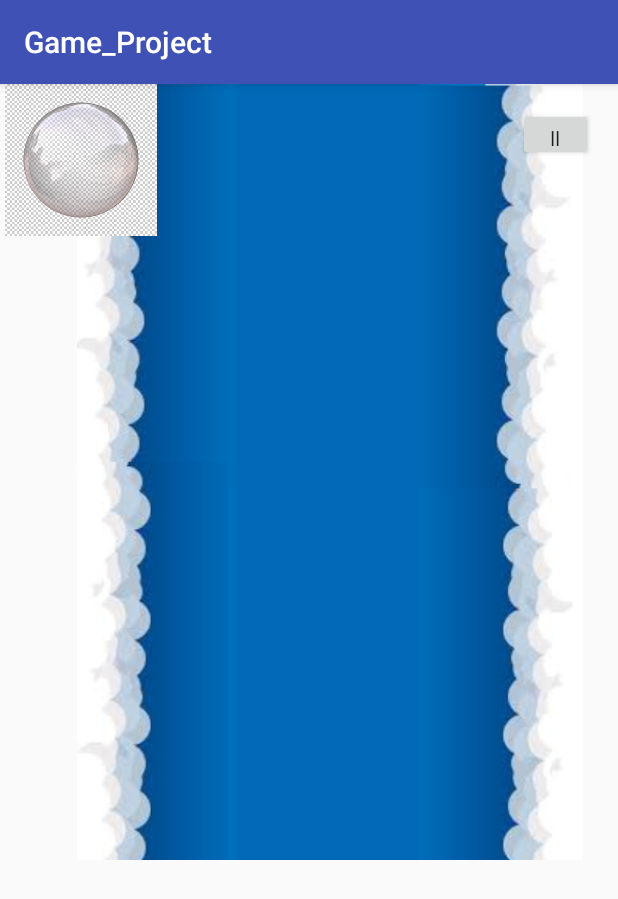
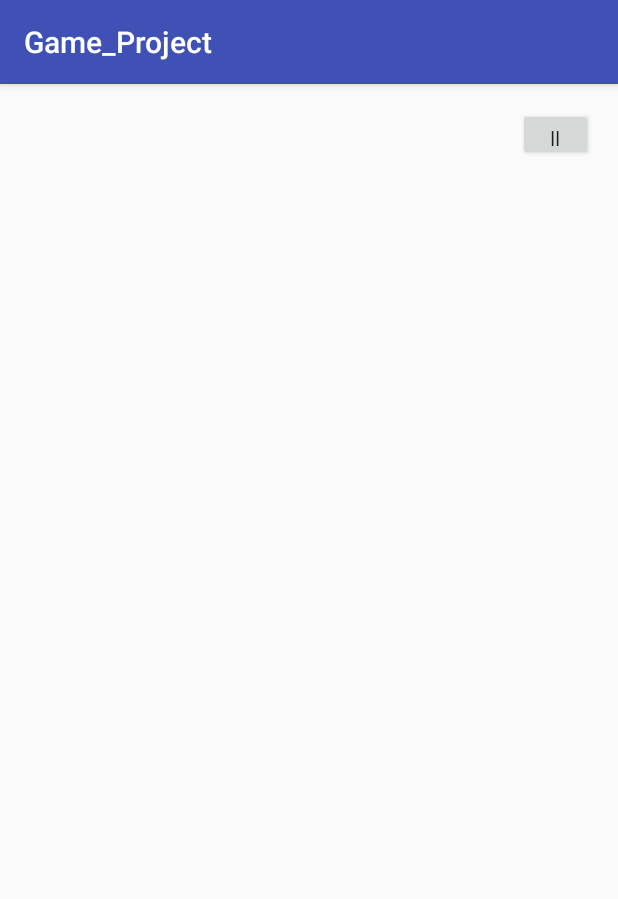
Before and after one commit to josephvu519/Game_Project, an Android app: the GameplayActivity screen opened directly, with no data from a screen before it, on a phone screen of 412 x 824 dp. Shown: the top 899 px of the screen. Run offline under Robolectric (Android 15) with nearby library versions, the phone set to English and light mode, and no system bars.

Commit message:
background

```diff
--- a/app/src/main/res/layout/gameplay.xml
+++ b/app/src/main/res/layout/gameplay.xml
@@ -5,15 +5,6 @@
     android:layout_width="match_parent"
     android:layout_height="match_parent"
     tools:context="com.example.game_project.GameplayActivity">
-
-    <ImageView
-        android:id="@+id/imageView"
-        android:layout_width="368dp"
-        android:layout_height="517dp"
-        android:layout_marginEnd="8dp"
-        app:layout_constraintEnd_toEndOf="parent"
-        app:srcCompat="@drawable/background"
-        tools:layout_editor_absoluteY="0dp" />
 
     <Button
         android:id="@+id/pauseButton"
@@ -29,12 +20,4 @@
         app:layout_constraintStart_toStartOf="parent"
         app:layout_constraintTop_toTopOf="parent" />
 
-    <ImageView
-        android:id="@+id/imageView4"
-        android:layout_width="108dp"
-        android:layout_height="101dp"
-        app:srcCompat="@drawable/bubble"
-        tools:layout_editor_absoluteX="138dp"
-        tools:layout_editor_absoluteY="394dp" />
-
 </android.support.constraint.ConstraintLayout>
```
